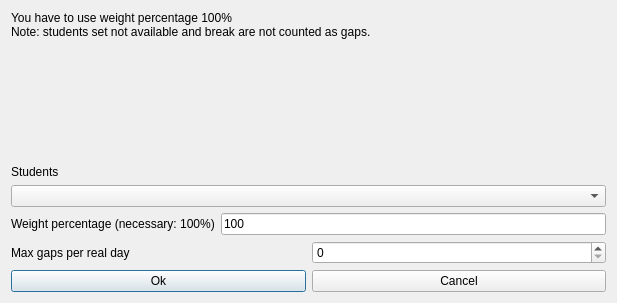
The window that fet/src/interface/modifyconstraintstudentssetmaxgapsperrealdayform_template.ui (vonmecheln/fet) describes before a commit, drawn with Qt 5.
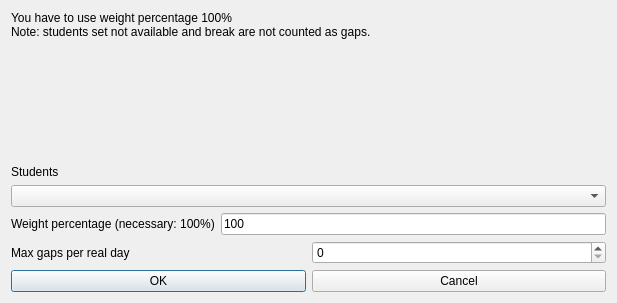
The same window after the commit.

Diff of the .ui file:
```diff
--- a/fet/src/interface/modifyconstraintstudentssetmaxgapsperrealdayform_template.ui
+++ b/fet/src/interface/modifyconstraintstudentssetmaxgapsperrealdayform_template.ui
@@ -135,7 +135,7 @@
      <item>
       <widget class="QPushButton" name="okPushButton">
        <property name="text">
-        <string>Ok</string>
+        <string>OK</string>
        </property>
       </widget>
      </item>
```
